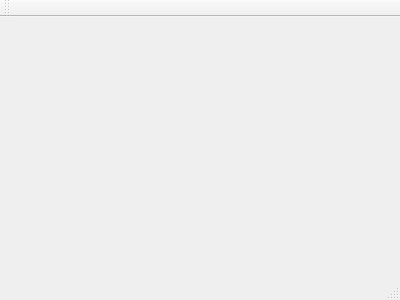
This is ui/qhda.ui in pussbb/QHDA as Qt 5 draws it before an edit. The edited form follows.
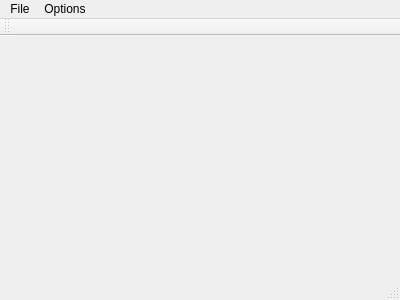
This is the edited form.

Commit message: add lang menu

Patch:
```diff
--- a/ui/qhda.ui
+++ b/ui/qhda.ui
@@ -12,13 +12,40 @@
   <property name="windowTitle" >
    <string>QHDA</string>
   </property>
-  <widget class="QMenuBar" name="menuBar" />
-  <widget class="QToolBar" name="mainToolBar" />
-  <widget class="QWidget" name="centralWidget" />
-  <widget class="QStatusBar" name="statusBar" />
+  <widget class="QWidget" name="centralWidget"/>
+  <widget class="QMenuBar" name="menuBar">
+   <property name="geometry">
+    <rect>
+     <x>0</x>
+     <y>0</y>
+     <width>400</width>
+     <height>25</height>
+    </rect>
+   </property>
+   <widget class="QMenu" name="menuFile">
+    <property name="title">
+     <string>File</string>
+    </property>
+   </widget>
+   <widget class="QMenu" name="menuOptions">
+    <property name="title">
+     <string>Options</string>
+    </property>
+   </widget>
+   <addaction name="menuFile"/>
+   <addaction name="menuOptions"/>
+  </widget>
+  <widget class="QToolBar" name="mainToolBar">
+   <attribute name="toolBarArea">
+    <enum>TopToolBarArea</enum>
+   </attribute>
+   <attribute name="toolBarBreak">
+    <bool>false</bool>
+   </attribute>
+  </widget>
+  <widget class="QStatusBar" name="statusBar"/>
  </widget>
- <layoutDefault spacing="6" margin="11" />
- <pixmapfunction></pixmapfunction>
+ <layoutdefault spacing="6" margin="11"/>
  <resources/>
  <connections/>
 </ui>
```
Left out of the diff: 7 changed lines with no effect on the pictures. The commit also changes 10 other files.
